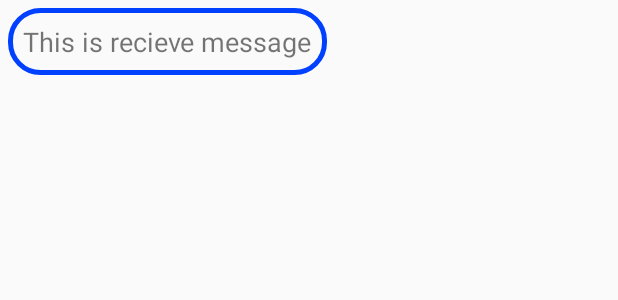
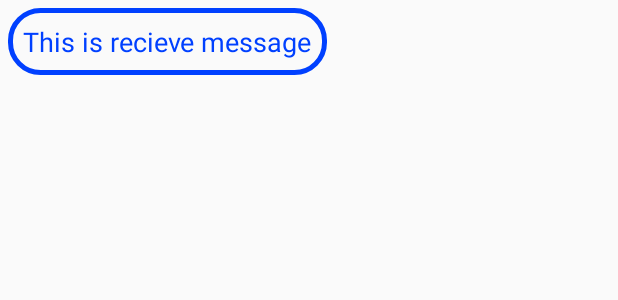
Before and after one commit to SlavaRotar/ChatApplication, an Android app built with Jetpack Compose: the layout recieve.xml on its own in the app's theme, with its tools: preview values and no code run, on a phone screen of 412 x 824 dp. Shown: the top 300 px of the screen. Run offline under Robolectric (Android 15) with nearby library versions, the phone set to English and light mode, and no system bars.

```diff
--- a/app/src/main/AndroidManifest.xml
+++ b/app/src/main/AndroidManifest.xml
@@ -5,6 +5,7 @@
     <application
         android:allowBackup="false"
         android:dataExtractionRules="@xml/data_extraction_rules"
+        android:enableOnBackInvokedCallback="true"
         android:fullBackupContent="@xml/backup_rules"
         android:icon="@mipmap/ic_launcher"
         android:label="@string/app_name"
@@ -36,7 +37,6 @@
         <activity
             android:name=".MainActivity"
             android:exported="true"
-            android:label="@string/app_name"
             android:theme="@style/Theme.AppCompat.Light"/>
     </application>
 
--- a/app/src/main/res/layout/recieve.xml
+++ b/app/src/main/res/layout/recieve.xml
@@ -5,6 +5,7 @@
     <RelativeLayout
         android:layout_width="wrap_content"
         android:background="@drawable/edit_background"
+        android:layout_alignParentLeft="true"
         android:layout_marginLeft="5dp"
         android:layout_marginTop="5dp"
         android:layout_height="wrap_content">
@@ -13,6 +14,7 @@
             android:id="@+id/txt_receive_message"
             android:layout_width="wrap_content"
             android:layout_height="wrap_content"
+            android:textColor="@color/Blue"
             android:padding="10dp"
             android:text="This is recieve message"
             android:textSize="18sp"/>
```
